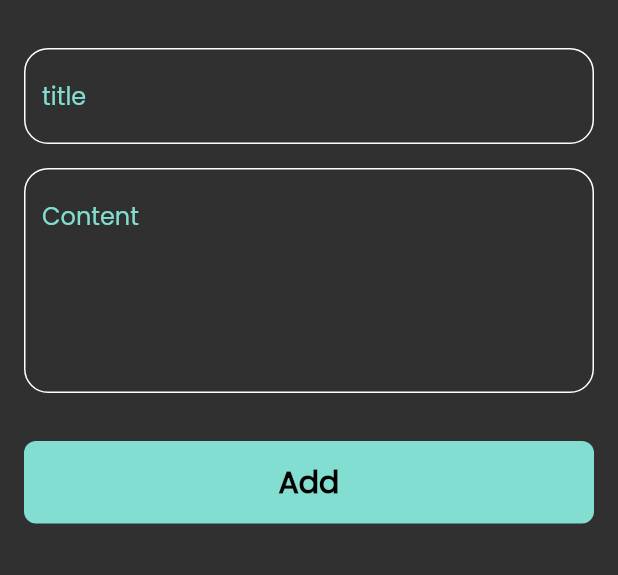
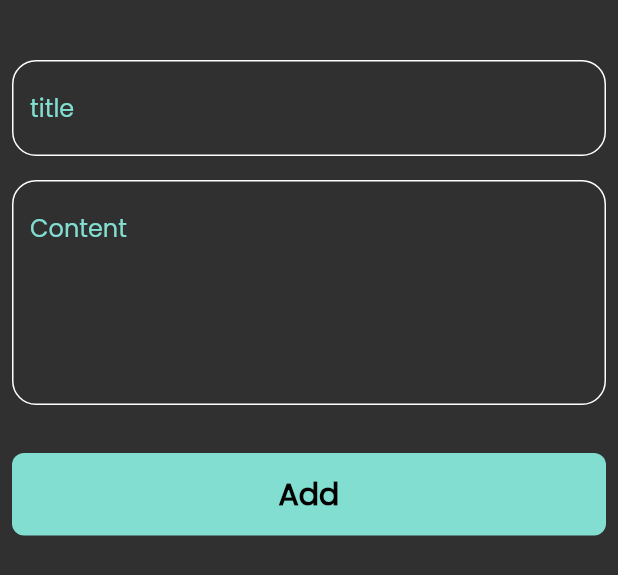
Before and after one commit to anasosama0/notes_app, a Flutter app: the AddNoteBottomSheet widget shown alone on an empty page, opened directly, on a phone screen of 412 x 824 dp. Shown: the top 575 px of the screen. Run offline on Flutter 3.47's test engine with Material 2 defaults, Android fonts, the phone set to English and light mode, and no system bars; drawn by our look-alikes of modal_progress_hud_nsn; our stand-ins replace bloc, flutter_bloc, font_awesome_flutter, hive, hive_flutter; accounts and stored records are empty.

Commit message:
change add note bottom sheet

```diff
--- a/lib/main.dart
+++ b/lib/main.dart
@@ -2,7 +2,6 @@ import 'package:flutter/material.dart';
 import 'package:flutter_bloc/flutter_bloc.dart';
 import 'package:hive_flutter/adapters.dart';
 import 'package:notes_app/constants.dart';
-import 'package:notes_app/cubits/cubit/add_note_cubit.dart';
 import 'package:notes_app/models/note_model.dart';
 import 'package:notes_app/simple_bloc_observer.dart';
 import 'package:notes_app/views/notes_view.dart';
--- a/lib/views/widgets/add-note_form.dart
+++ b/lib/views/widgets/add-note_form.dart
@@ -46,7 +46,10 @@ class _AddNoteFormState extends State<AddNoteForm> {
           const SizedBox(
             height: 32,
           ),
-          CustomButton(
+          BlocBuilder<AddNoteCubit, AddNoteState>(
+            builder: (context, state) {
+              return CustomButton(
+                isLoading: state is AddNoteLoading ? true : false,
                 onTap: () {
                   if (formkey.currentState!.validate()) {
                     formkey.currentState!.save();
@@ -62,6 +65,8 @@ class _AddNoteFormState extends State<AddNoteForm> {
                     setState(() {});
                   }
                 },
+              );
+            },
           ),
           const SizedBox(
             height: 32,
--- a/lib/views/widgets/add_note_bottom_sheet.dart
+++ b/lib/views/widgets/add_note_bottom_sheet.dart
@@ -11,8 +11,6 @@ class AddNoteBottomSheet extends StatelessWidget {
   Widget build(BuildContext context) {
     return BlocProvider(
       create: (context) => AddNoteCubit(),
-      child: Padding(
-        padding: const EdgeInsets.symmetric(horizontal: 16),
       child: BlocConsumer<AddNoteCubit, AddNoteState>(
         listener: (context, state) {
           if(state is AddNoteFailure)
@@ -25,11 +23,16 @@ class AddNoteBottomSheet extends StatelessWidget {
           }
         },
         builder: (context, state) {
-            return ModalProgressHUD(
+          return AbsorbPointer(
+            absorbing: state is AddNoteLoading ? true : false,
+            child: ModalProgressHUD(
                 inAsyncCall: state is AddNoteLoading ? true : false,
-                child: const SingleChildScrollView(child:  AddNoteForm()));
+                child: const Padding(
+                  padding: EdgeInsets.all(8.0),
+                  child: SingleChildScrollView(child:  AddNoteForm()),
+                )),
+          );
         },
-        ),
       ),
     );
   }
--- a/lib/views/widgets/custom_button.dart
+++ b/lib/views/widgets/custom_button.dart
@@ -3,8 +3,9 @@ import 'package:flutter/material.dart';
 import '../../constants.dart';
 
 class CustomButton extends StatelessWidget {
-  const CustomButton({super.key, this.onTap});
-final void Function()? onTap;
+  const CustomButton({super.key, this.onTap, this.isLoading = false});
+  final void Function()? onTap;
+  final bool isLoading;
   @override
   Widget build(BuildContext context) {
     return GestureDetector(
@@ -14,12 +15,18 @@ final void Function()? onTap;
         height: 55,
         decoration: BoxDecoration(
             borderRadius: BorderRadius.circular(8), color: kPrimaryColor),
-        child: const Center(
-          child: Text(
-            'Add',
-            style: TextStyle(
-                color: Colors.black, fontSize: 20, fontWeight: FontWeight.bold),
-          ),
+        child: Center(
+          child: isLoading
+              ? const CircularProgressIndicator(
+                color: Colors.black,
+              )
+              : const Text(
+                  'Add',
+                  style: TextStyle(
+                      color: Colors.black,
+                      fontSize: 20,
+                      fontWeight: FontWeight.bold),
+                ),
         ),
       ),
     );
```
Lines whose indentation alone changed are shown as unchanged.
